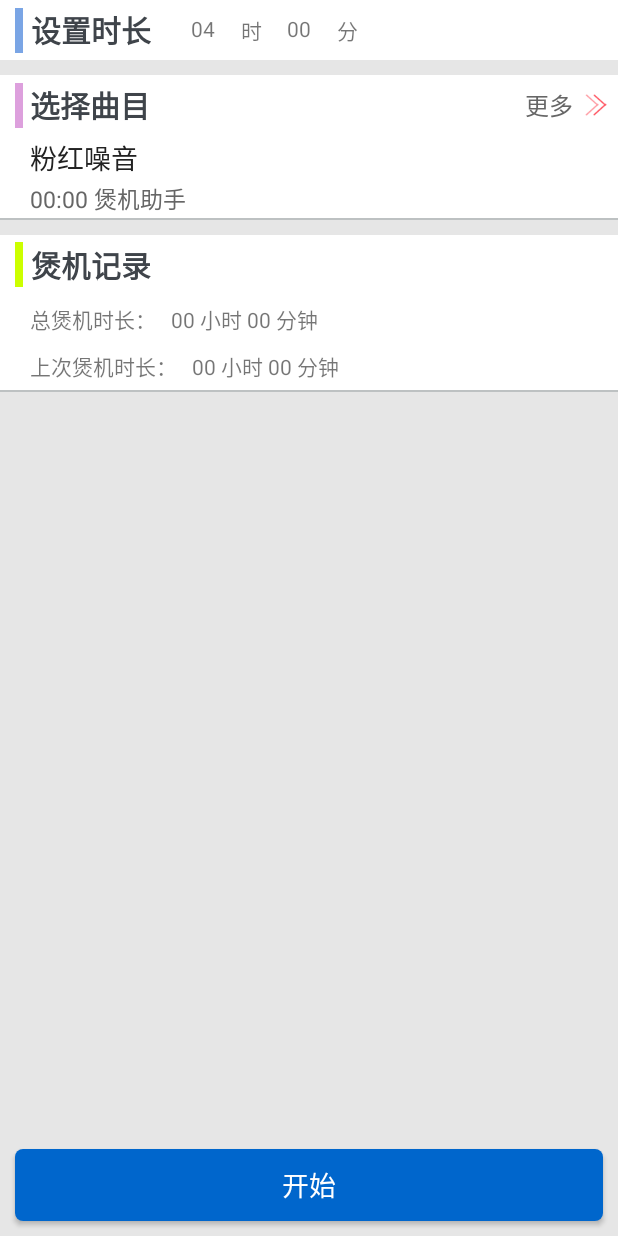
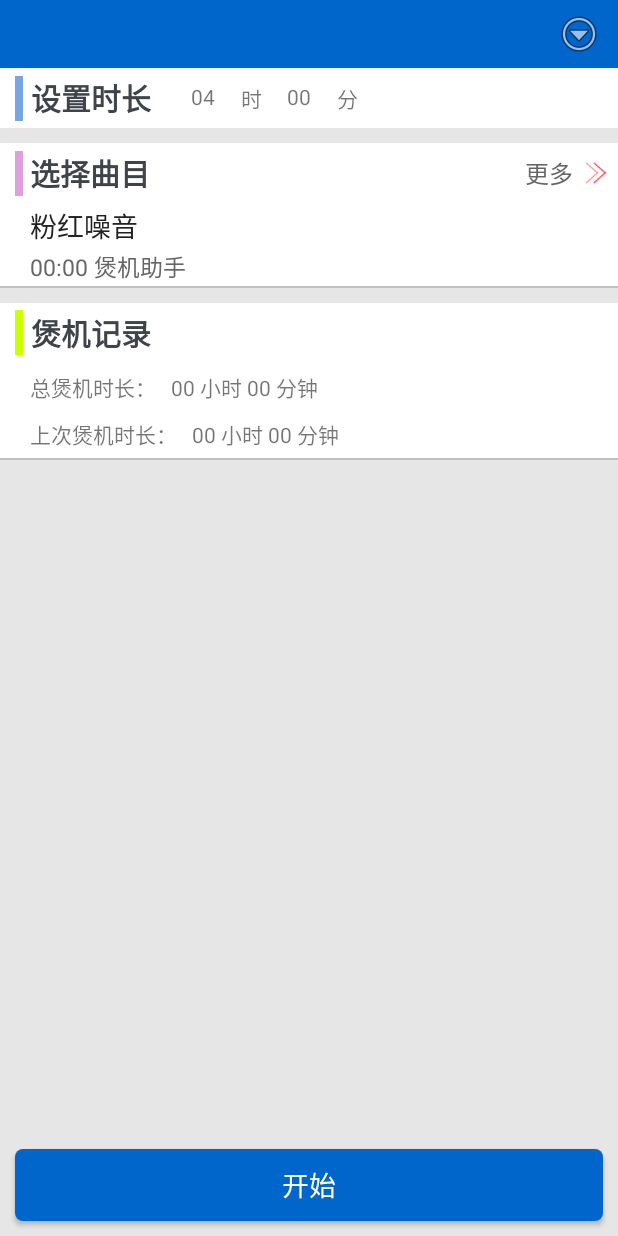
Before and after one commit to rabbitjason/BurninAssistant, an Android app: the screen it shows after launch (MainActivity), on a phone screen of 412 x 824 dp. Run offline under Robolectric (Android 15) with nearby library versions, the phone set to English and light mode, and no system bars; pictures from the network do not load; 1 statement that could not run was skipped.

Commit message:
add function

```diff
--- a/app/src/main/res/layout/activity_main.xml
+++ b/app/src/main/res/layout/activity_main.xml
@@ -11,6 +11,22 @@
         android:layout_width="match_parent"
         android:layout_height="wrap_content"
         android:orientation="vertical">
+
+        <RelativeLayout
+            android:layout_width="match_parent"
+            android:layout_height="45dp"
+            android:background="#0066cc">
+
+            <ImageView
+                android:id="@+id/ivMainMenu"
+                android:layout_width="wrap_content"
+                android:layout_height="wrap_content"
+                android:background="@android:drawable/ic_menu_more"
+                android:layout_alignParentRight="true"
+                android:layout_centerVertical="true"
+                android:layout_marginRight="10dp"/>
+        </RelativeLayout>
+
         <LinearLayout
             android:layout_width="match_parent"
             android:layout_height="40dp"
--- /dev/null
+++ b/app/src/main/res/menu/menu_main.xml
@@ -0,0 +1,15 @@
+<menu xmlns:android="http://schemas.android.com/apk/res/android"
+      xmlns:app="http://schemas.android.com/apk/res-auto"
+      xmlns:tools="http://schemas.android.com/tools" tools:context=".MainActivity">
+
+    <item android:id="@+id/share_item"
+          android:icon="@android:drawable/ic_menu_share"
+          android:title="分享"
+          app:showAsAction="never"/>
+
+    <item android:id="@+id/setting_item"
+          android:icon="@android:drawable/ic_menu_manage"
+          android:title="设置"
+          app:showAsAction="never"/>
+
+</menu>
```
Also changed, not shown: app/src/main/java/com/bugsbunny/burninassistant/MainActivity.java (+20 -37 lines).
